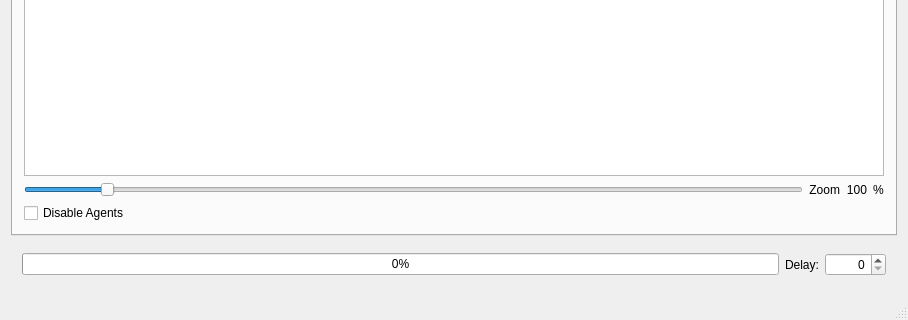
The window that mainwindow.ui (sojoe02/RANA) describes before a commit, drawn with Qt 5; both pictures show x 0 to 908 and y 469 to 789 of the 908 by 789 pixel window.
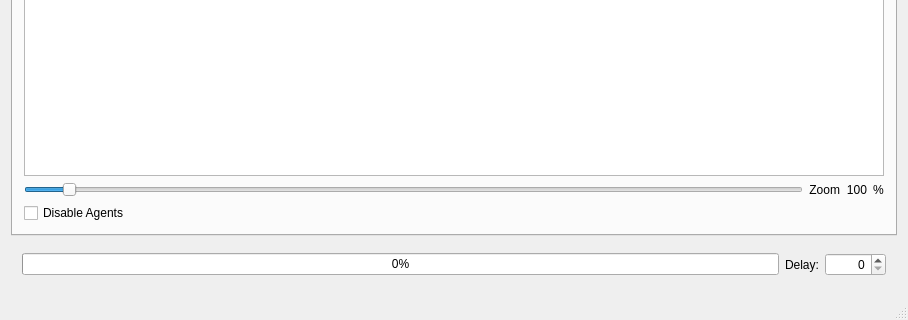
The same window after the commit. The open tabs and pages were chosen to show the change.

Commit message: Fixed the zoom- slider and label so it updates automatically when resizing.

```diff
--- a/mainwindow.ui
+++ b/mainwindow.ui
@@ -668,7 +668,7 @@
            <number>0</number>
           </property>
           <property name="maximum">
-           <number>1000</number>
+           <number>2000</number>
           </property>
           <property name="value">
            <number>100</number>
```
Left out of the diff: 4 changed lines with no effect on the pictures. The commit also changes 1 other file.
